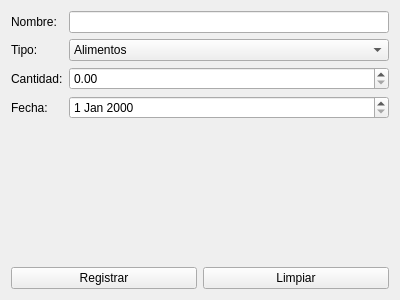
The window that DONATION/donacion.ui (rescobedoq/sigdet) describes before a commit, drawn with Qt 5.
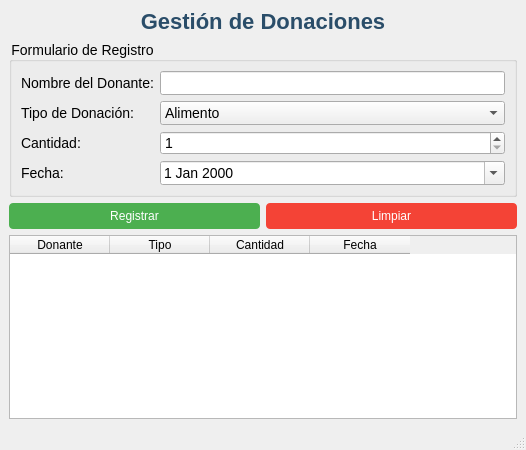
The same window after the commit.

```diff
--- a/DONATION/donacion.ui
+++ b/DONATION/donacion.ui
@@ -1,77 +1,125 @@
 <?xml version="1.0" encoding="UTF-8"?>
 <ui version="4.0">
  <class>Donacion</class>
- <widget class="QWidget" name="Donacion">
+ <widget class="QMainWindow" name="Donacion">
   <property name="geometry">
    <rect>
     <x>0</x>
     <y>0</y>
-    <width>400</width>
-    <height>300</height>
+    <width>526</width>
+    <height>450</height>
    </rect>
   </property>
   <property name="windowTitle">
    <string>Formulario de Donación</string>
   </property>
-
-  <layout class="QVBoxLayout" name="mainLayout">
+  <widget class="QWidget" name="centralwidget">
+   <layout class="QVBoxLayout" name="verticalLayout_main">
    <item>
-    <layout class="QFormLayout" name="formLayout">
-
+     <widget class="QLabel" name="labelTitulo">
+      <property name="styleSheet">
+       <string notr="true">
+        font-size: 22px;
+        font-weight: bold;
+        color: #2a4d69;
+       </string>
+      </property>
+      <property name="text">
+       <string>Gestión de Donaciones</string>
+      </property>
+      <property name="alignment">
+       <set>Qt::AlignmentFlag::AlignCenter</set>
+      </property>
+     </widget>
+    </item>
+    <item>
+     <widget class="QGroupBox" name="groupBoxFormulario">
+      <property name="styleSheet">
+       <string notr="true">
+        font-size: 14px;
+       </string>
+      </property>
+      <property name="title">
+       <string>Formulario de Registro</string>
+      </property>
+      <layout class="QGridLayout" name="gridLayoutForm">
      <item row="0" column="0">
-      <widget class="QLabel" name="lblNombre">
+        <widget class="QLabel" name="labelDonante">
        <property name="text">
-        <string>Nombre:</string>
+          <string>Nombre del Donante:</string>
        </property>
       </widget>
      </item>
      <item row="0" column="1">
-      <widget class="QLineEdit" name="txtNombre"/>
-     </item>
-
+        <widget class="QLineEdit" name="inputDonante"/>
+       </item>
      <item row="1" column="0">
-      <widget class="QLabel" name="lblTipo">
+        <widget class="QLabel" name="labelTipo">
        <property name="text">
-        <string>Tipo:</string>
+          <string>Tipo de Donación:</string>
        </property>
       </widget>
      </item>
      <item row="1" column="1">
-      <widget class="QComboBox" name="cmbTipo">
-       <item><property name="text"><string>Alimentos</string></property></item>
-       <item><property name="text"><string>Ropa</string></property></item>
-      </widget>
-     </item>
-
+        <widget class="QComboBox" name="comboTipo">
+         <item>
+          <property name="text">
+           <string>Alimento</string>
+          </property>
+         </item>
+         <item>
+          <property name="text">
+           <string>Ropa</string>
+          </property>
+         </item>
+        </widget>
+       </item>
      <item row="2" column="0">
-      <widget class="QLabel" name="lblCantidad">
+        <widget class="QLabel" name="labelCantidad">
        <property name="text">
         <string>Cantidad:</string>
        </property>
       </widget>
      </item>
      <item row="2" column="1">
-      <widget class="QDoubleSpinBox" name="spnCantidad"/>
-     </item>
-
+        <widget class="QSpinBox" name="spinCantidad">
+         <property name="minimum">
+          <number>1</number>
+         </property>
+         <property name="maximum">
+          <number>9999</number>
+         </property>
+        </widget>
+       </item>
      <item row="3" column="0">
-      <widget class="QLabel" name="lblFecha">
+        <widget class="QLabel" name="labelFecha">
        <property name="text">
         <string>Fecha:</string>
        </property>
       </widget>
      </item>
      <item row="3" column="1">
-      <widget class="QDateEdit" name="dateFecha"/>
-     </item>
-
-    </layout>
-   </item>
-
+        <widget class="QDateEdit" name="dateFecha">
+         <property name="calendarPopup">
+          <bool>true</bool>
+         </property>
+        </widget>
+       </item>
+      </layout>
+     </widget>
+    </item>
    <item>
     <layout class="QHBoxLayout" name="buttonsLayout">
      <item>
       <widget class="QPushButton" name="btnRegistrar">
+        <property name="styleSheet">
+         <string notr="true">
+          background-color: #4caf50;
+          color: white;
+          padding: 6px;
+          border-radius: 4px;
+         </string>
+        </property>
        <property name="text">
         <string>Registrar</string>
        </property>
@@ -79,6 +127,14 @@
      </item>
      <item>
       <widget class="QPushButton" name="btnLimpiar">
+        <property name="styleSheet">
+         <string notr="true">
+          background-color: #f44336;
+          color: white;
+          padding: 6px;
+          border-radius: 4px;
+         </string>
+        </property>
        <property name="text">
         <string>Limpiar</string>
        </property>
@@ -86,9 +142,50 @@
      </item>
     </layout>
    </item>
-  </layout>
- </widget>
-
+    <item>
+     <widget class="QTableWidget" name="tablaDonaciones">
+      <property name="rowCount">
+       <number>0</number>
+      </property>
+      <property name="columnCount">
+       <number>4</number>
+      </property>
+      <column>
+       <property name="text">
+        <string>Donante</string>
+       </property>
+      </column>
+      <column>
+       <property name="text">
+        <string>Tipo</string>
+       </property>
+      </column>
+      <column>
+       <property name="text">
+        <string>Cantidad</string>
+       </property>
+      </column>
+      <column>
+       <property name="text">
+        <string>Fecha</string>
+       </property>
+      </column>
+     </widget>
+    </item>
+   </layout>
+  </widget>
+  <widget class="QMenuBar" name="menubar">
+   <property name="geometry">
+    <rect>
+     <x>0</x>
+     <y>0</y>
+     <width>526</width>
+     <height>25</height>
+    </rect>
+   </property>
+  </widget>
+  <widget class="QStatusBar" name="statusbar"/>
+ </widget>
  <resources/>
  <connections/>
 </ui>
```
Left out of the diff: 4 changed lines with no effect on the pictures. Lines whose indentation alone changed are shown as unchanged.
